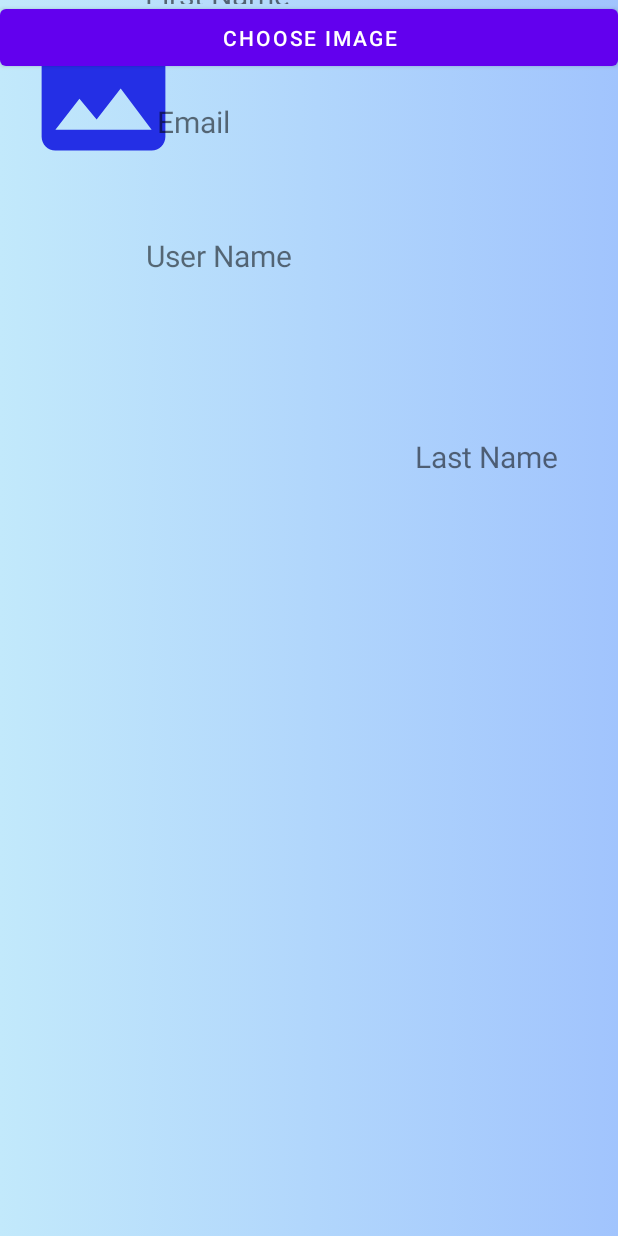
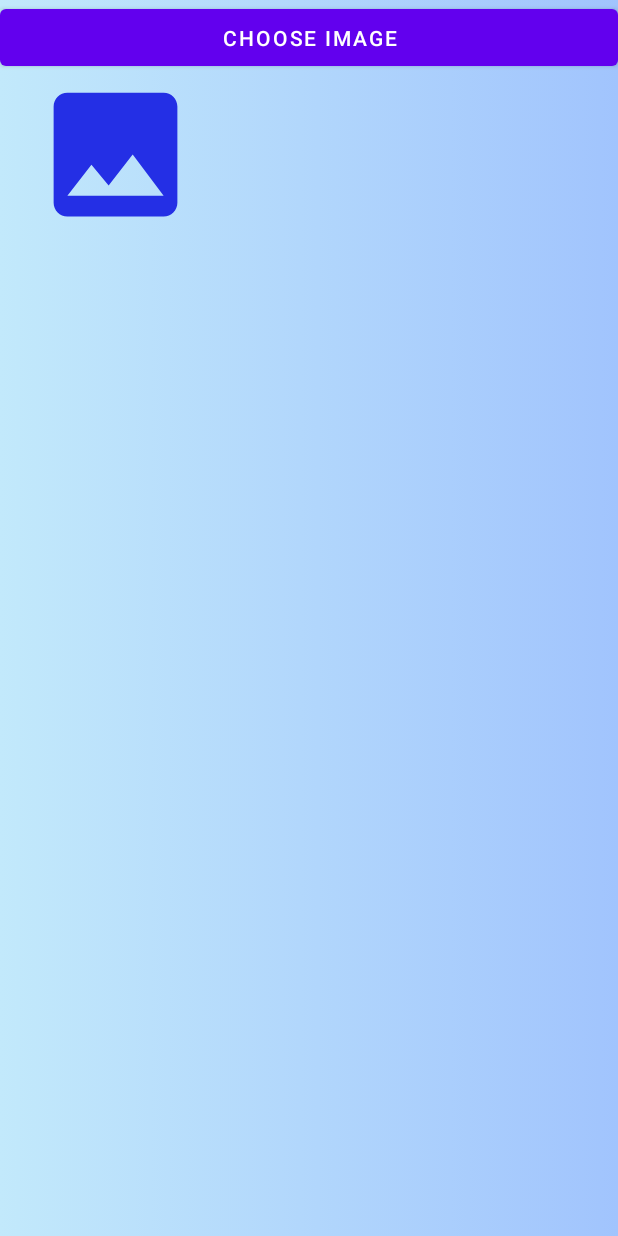
Before and after one commit to darsam44/Challenge, an Android app: the Profile screen opened directly, with no data from a screen before it, on a phone screen of 412 x 824 dp. Run offline under Robolectric (Android 15) with nearby library versions, the phone set to English and light mode, and no system bars; our stand-ins replace Firebase (no records; nobody signed in at launch, a user with empty details on screens opened directly); Roboto replaces fonts that are not available here.

Commit message:
show data base of current user in the profile

```diff
--- a/app/src/main/java/com/example/challenge/Acvtivities/Login.java
+++ b/app/src/main/java/com/example/challenge/Acvtivities/Login.java
@@ -23,7 +23,8 @@ import com.google.firebase.auth.AuthResult;
 import com.google.firebase.auth.FirebaseAuth;
 
 public class Login extends AppCompatActivity implements View.OnClickListener {
-    Button regi, MoveTo;
+    Button regi;
+    Button MoveTo;
     Button Log;
     Button LogOut_b;
     EditText mEmail, mPassword;
--- a/app/src/main/java/com/example/challenge/Acvtivities/Profile.java
+++ b/app/src/main/java/com/example/challenge/Acvtivities/Profile.java
@@ -12,23 +12,32 @@ import android.os.Bundle;
 import android.view.View;
 import android.widget.Button;
 import android.widget.ImageView;
+import android.widget.TextView;
 import android.widget.Toast;
 
 import com.example.challenge.R;
+import com.google.firebase.auth.FirebaseAuth;
+import com.google.firebase.firestore.DocumentReference;
+import com.google.firebase.firestore.DocumentSnapshot;
+import com.google.firebase.firestore.EventListener;
+import com.google.firebase.firestore.FirebaseFirestore;
+import com.google.firebase.firestore.FirebaseFirestoreException;
 
 public class Profile extends AppCompatActivity implements View.OnClickListener {
     String ID;
     String First_Name;
     String Last_Name;
     String User_Name;
-    String Password;
     String Email;
     String Phone;
+    FirebaseAuth Fauf;
+    FirebaseFirestore FStore;
     int ASK;
     int DO;
     int DECLINE;
 
     ImageView Profile;
+    TextView First_Name_t , Last_Name_t , Email_t , UserName_t , Phone_t;
     Button Choose;
 
     private static final int IMAGE_PICK_MODE = 1000;
@@ -39,10 +48,35 @@ public class Profile extends AppCompatActivity implements View.OnClickListener {
         super.onCreate(savedInstanceState);
         setContentView(R.layout.activity_profile);
 
+        // for pick image
         Profile = findViewById(R.id.image_profile);
         Choose = findViewById(R.id.choose_ima);
         Choose.setOnClickListener(this);
 
+        // for profile text
+        Last_Name_t = findViewById(R.id.LastName_p);
+        First_Name_t = findViewById(R.id.FirstName_p);
+        Email_t = findViewById(R.id.Email_p);
+        Phone_t = findViewById(R.id.Phone_p);
+        UserName_t = findViewById(R.id.UserName_p);
+
+        FStore = FirebaseFirestore.getInstance();
+        Fauf = FirebaseAuth.getInstance();
+        ID = Fauf.getCurrentUser().getUid();
+        System.out.println(ID);
+
+        DocumentReference DoucStore = FStore.collection("Users").document(ID);
+        DoucStore.addSnapshotListener(this, new EventListener<DocumentSnapshot>() {
+            @Override
+            public void onEvent(@Nullable DocumentSnapshot value, @Nullable FirebaseFirestoreException error) {
+                First_Name_t.setText(value.getString("First_Name"));
+                Toast.makeText(Profile.this, "" + value.getString("First_Name"), Toast.LENGTH_SHORT).show();
+                Last_Name_t.setText(value.getString("Last_Name"));
+                Email_t.setText(value.getString("Email"));
+                Phone_t.setText(value.getString("Phone"));
+                UserName_t.setText(value.getString("User_Name"));
+            }
+        });
     }
 
     @Override
--- a/app/src/main/res/layout/activity_profile.xml
+++ b/app/src/main/res/layout/activity_profile.xml
@@ -11,9 +11,9 @@
         android:id="@+id/image_profile"
         android:layout_width="105dp"
         android:layout_height="110dp"
-        android:layout_marginStart="16dp"
-        android:layout_marginLeft="16dp"
-        android:layout_marginTop="4dp"
+        android:layout_marginStart="24dp"
+        android:layout_marginLeft="24dp"
+        android:layout_marginTop="48dp"
         android:scaleType="centerCrop"
         android:src="@drawable/profile_image"
         app:layout_constraintStart_toStartOf="parent"
@@ -28,62 +28,63 @@
 
     <TextView
         android:id="@+id/FirstName_p"
-        android:layout_width="105dp"
-        android:layout_height="20dp"
-        android:layout_marginStart="114dp"
-        android:layout_marginLeft="114dp"
-        android:layout_marginTop="84dp"
-        android:layout_marginEnd="37dp"
-        android:layout_marginRight="37dp"
-        android:layout_marginBottom="32dp"
+        android:layout_width="106dp"
+        android:layout_height="34dp"
+        android:layout_marginStart="40dp"
+        android:layout_marginLeft="40dp"
+        android:layout_marginTop="40dp"
+        android:layout_marginBottom="15dp"
         android:text="First Name"
         android:textSize="20sp"
-        app:layout_constraintBottom_toTopOf="@+id/Email_p"
-        app:layout_constraintEnd_toStartOf="@+id/LastName_p"
+        app:layout_constraintBottom_toTopOf="@+id/UserName_p"
         app:layout_constraintStart_toStartOf="parent"
-        app:layout_constraintTop_toBottomOf="@+id/image_profile"
-        app:layout_constraintVertical_bias="0.060000002" />
+        app:layout_constraintTop_toBottomOf="@+id/image_profile" />
 
     <TextView
         android:id="@+id/UserName_p"
         android:layout_width="wrap_content"
         android:layout_height="wrap_content"
-        android:layout_marginStart="96dp"
-        android:layout_marginLeft="96dp"
-        android:layout_marginTop="40dp"
-        android:layout_marginEnd="216dp"
-        android:layout_marginRight="216dp"
-        android:layout_marginBottom="32dp"
+        android:layout_marginStart="48dp"
+        android:layout_marginLeft="48dp"
+        android:layout_marginTop="44dp"
+        android:layout_marginEnd="264dp"
+        android:layout_marginRight="264dp"
+        android:layout_marginBottom="29dp"
         android:text="User Name"
         android:textSize="20sp"
-        app:layout_constraintBottom_toTopOf="@+id/Phone_p"
+        app:layout_constraintBottom_toTopOf="@+id/Email_p"
         app:layout_constraintEnd_toEndOf="parent"
+        app:layout_constraintHorizontal_bias="0.0"
         app:layout_constraintStart_toStartOf="parent"
-        app:layout_constraintTop_toBottomOf="@+id/Email_p" />
+        app:layout_constraintTop_toBottomOf="@+id/FirstName_p" />
 
     <TextView
         android:id="@+id/Phone_p"
         android:layout_width="wrap_content"
         android:layout_height="wrap_content"
-        android:layout_marginStart="96dp"
-        android:layout_marginLeft="96dp"
-        android:layout_marginEnd="258dp"
-        android:layout_marginRight="258dp"
+        android:layout_marginStart="49dp"
+        android:layout_marginLeft="49dp"
+        android:layout_marginTop="51dp"
+        android:layout_marginEnd="305dp"
+        android:layout_marginRight="305dp"
+        android:layout_marginBottom="232dp"
         android:text="Phone"
         android:textSize="20sp"
+        app:layout_constraintBottom_toBottomOf="parent"
         app:layout_constraintEnd_toEndOf="parent"
+        app:layout_constraintHorizontal_bias="1.0"
         app:layout_constraintStart_toStartOf="parent"
-        tools:layout_editor_absoluteY="410dp" />
+        app:layout_constraintTop_toBottomOf="@+id/Email_p" />
 
     <TextView
         android:id="@+id/LastName_p"
         android:layout_width="wrap_content"
         android:layout_height="wrap_content"
-        android:layout_marginStart="37dp"
-        android:layout_marginLeft="37dp"
+        android:layout_marginStart="40dp"
+        android:layout_marginLeft="40dp"
         android:layout_marginTop="148dp"
-        android:layout_marginEnd="57dp"
-        android:layout_marginRight="57dp"
+        android:layout_marginEnd="124dp"
+        android:layout_marginRight="124dp"
         android:layout_marginBottom="506dp"
         android:text="Last Name"
         android:textSize="20sp"
@@ -97,19 +98,20 @@
         android:id="@+id/Email_p"
         android:layout_width="wrap_content"
         android:layout_height="wrap_content"
-        android:layout_marginStart="114dp"
-        android:layout_marginLeft="114dp"
-        android:layout_marginTop="33dp"
-        android:layout_marginEnd="265dp"
-        android:layout_marginRight="265dp"
+        android:layout_marginStart="47dp"
+        android:layout_marginLeft="47dp"
+        android:layout_marginTop="9dp"
+        android:layout_marginEnd="314dp"
+        android:layout_marginRight="314dp"
         android:layout_marginBottom="22dp"
         android:text="Email"
         android:textSize="20sp"
-        app:layout_constraintBottom_toTopOf="@+id/UserName_p"
+        app:layout_constraintBottom_toTopOf="@+id/Phone_p"
         app:layout_constraintEnd_toEndOf="parent"
-        app:layout_constraintHorizontal_bias="0.611"
+        app:layout_constraintHorizontal_bias="1.0"
         app:layout_constraintStart_toStartOf="parent"
-        app:layout_constraintTop_toBottomOf="@+id/FirstName_p" />
+        app:layout_constraintTop_toBottomOf="@+id/UserName_p"
+        app:layout_constraintVertical_bias="0.74" />
 
 
 </androidx.constraintlayout.widget.ConstraintLayout>
```
